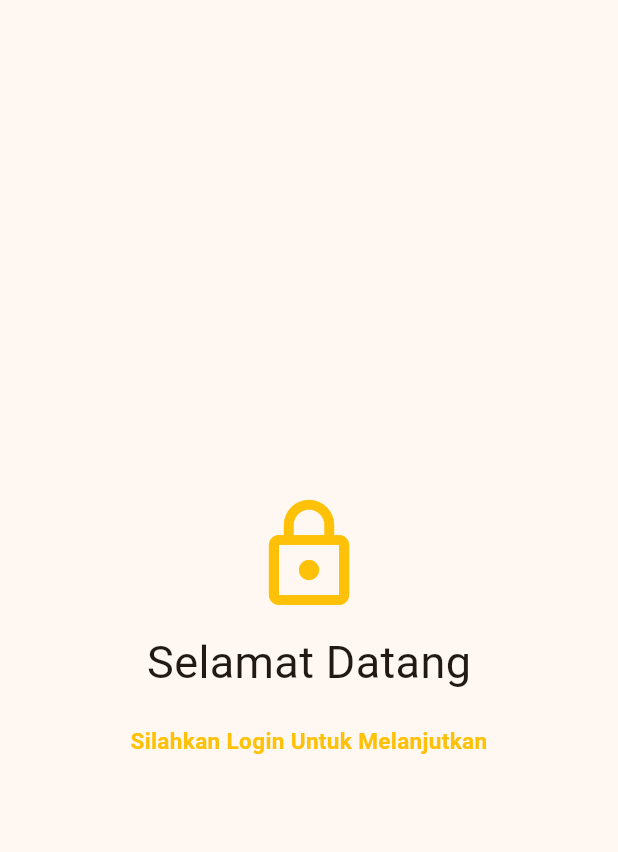
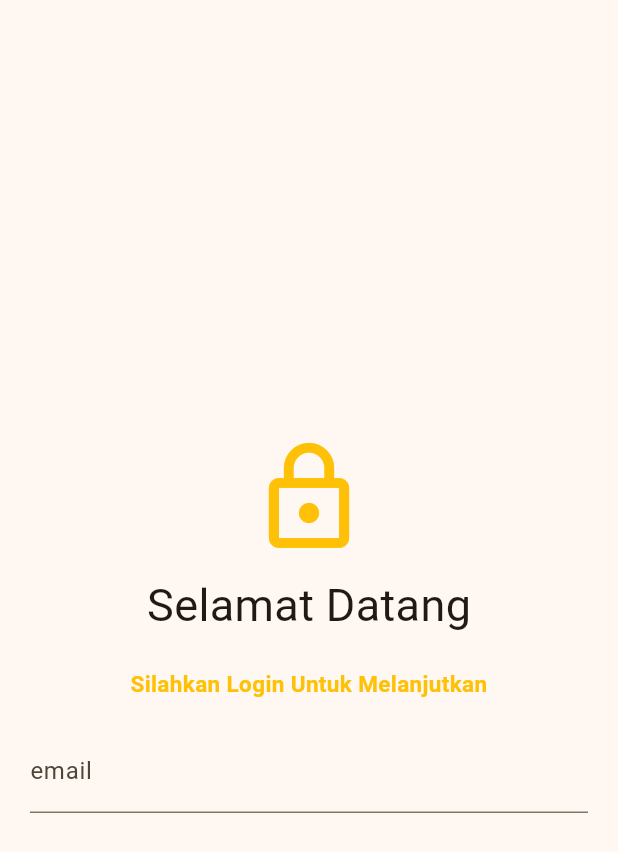
Before and after one commit to sellwia/KB1179-1122140124-UTS, a Flutter app: the Login screen opened directly, on a phone screen of 412 x 824 dp. Shown: the top 852 px of the screen. Run offline on Flutter 3.47's test engine with Material 3 defaults, Android fonts, the phone set to English and light mode, and no system bars.

Commit message:
buat label text

```diff
--- a/lib/screen/login.dart
+++ b/lib/screen/login.dart
@@ -38,6 +38,15 @@ class Login extends StatelessWidget {
               ),
               textAlign: TextAlign.center,
             ),
+
+            SizedBox(height: 20), //jarak 20 antara lingkaran dan teks
+
+          TextField(
+            keyboardType: TextInputType.emailAddress,
+            decoration: InputDecoration(labelText: 'email'),
+          ),
+
+
             ],
           ),
         ),
```
